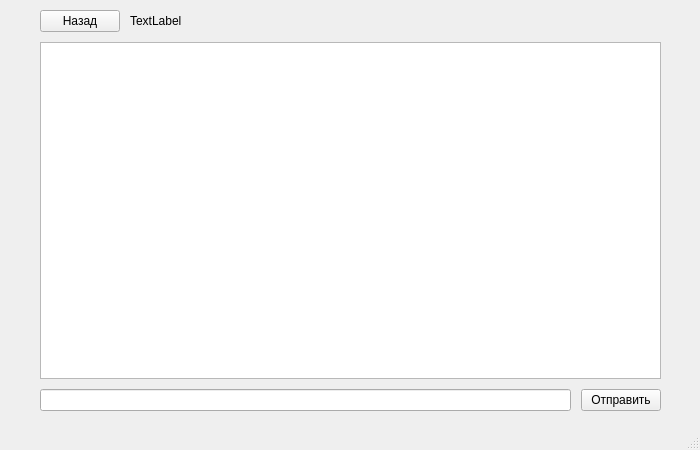
Above: chat.ui from GinormousSalmon/SC2020 before the change. Below: the same form after it.
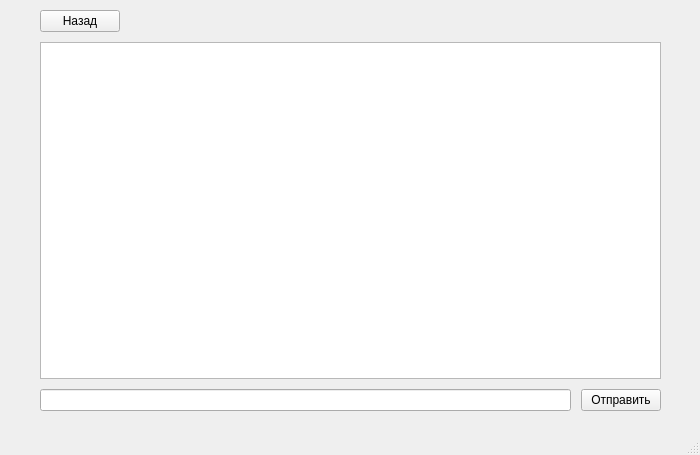
That is the form after the change.

Diff of the .ui file:
```diff
--- a/chat.ui
+++ b/chat.ui
@@ -7,7 +7,7 @@
     <x>0</x>
     <y>0</y>
     <width>700</width>
-    <height>450</height>
+    <height>455</height>
    </rect>
   </property>
   <property name="minimumSize">
@@ -74,7 +74,7 @@
      <item row="0" column="1" colspan="2">
       <widget class="QLabel" name="connectionStatusLabel">
        <property name="text">
-        <string>TextLabel</string>
+        <string/>
        </property>
       </widget>
      </item>
```
Left out of the diff: 2 changed lines with no effect on the pictures.
